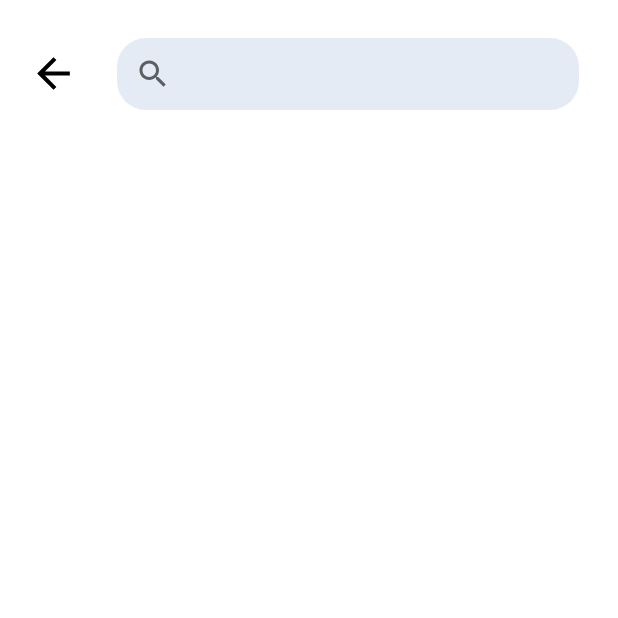
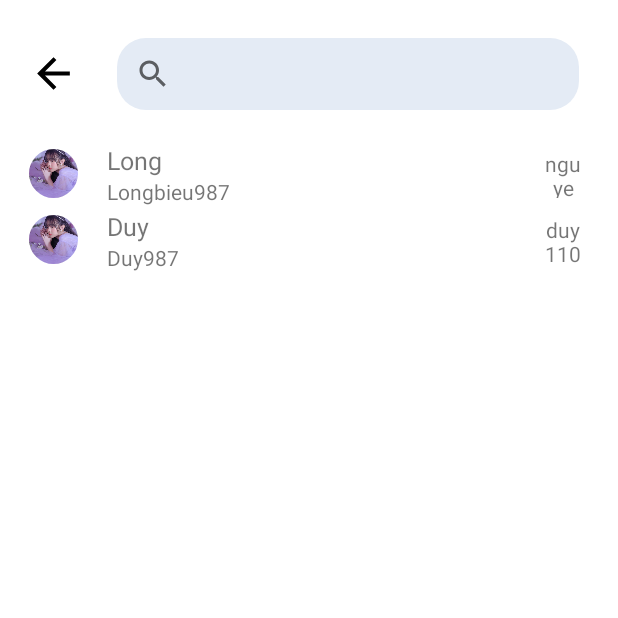
Before and after one commit to longbieu987/MeetingApp, an Android app: the MessengerActivity screen opened directly, with no data from a screen before it, on a phone screen of 412 x 824 dp, the top half of it. Run offline under Robolectric (Android 15) with nearby library versions, the light colour scheme and no system bars; our stand-ins replace CircleImageView, Picasso, sdp/ssp sizes.

Commit message:
list friend chat

```diff
--- a/app/src/main/java/com/example/meetingapp/activities/MessengerActivity.kt
+++ b/app/src/main/java/com/example/meetingapp/activities/MessengerActivity.kt
@@ -2,11 +2,14 @@ package com.example.meetingapp.activities
 
 import androidx.appcompat.app.AppCompatActivity
 import android.os.Bundle
-import com.example.meetingapp.R
+import androidx.recyclerview.widget.LinearLayoutManager
+import com.example.meetingapp.adapter.ListFriendAdapter
 import com.example.meetingapp.databinding.ActivityMessengerBinding
+import com.example.meetingapp.model.User
 
 class MessengerActivity : AppCompatActivity() {
     lateinit var binding : ActivityMessengerBinding
+    lateinit var listFriendAdapter : ListFriendAdapter
     override fun onCreate(savedInstanceState: Bundle?) {
         super.onCreate(savedInstanceState)
         binding = ActivityMessengerBinding.inflate(layoutInflater)
@@ -20,7 +23,13 @@ class MessengerActivity : AppCompatActivity() {
             onBackPressed()
         }
         binding.searchViewMessenger.setOnSearchClickListener {
+        }
+        var listFriend = ArrayList<User>()
+        listFriend.add(User("Long","nguyenhieulong1109@gmail.com","Longbieu987","1"))
+        listFriend.add(User("Duy","duy1109@gmail.com","Duy987","2"))
+        listFriendAdapter = ListFriendAdapter(listFriend)
+        binding.listFriendMess.adapter = listFriendAdapter
+        binding.listFriendMess.layoutManager = LinearLayoutManager(this)
 
-        }
     }
 }
--- /dev/null
+++ b/app/src/main/java/com/example/meetingapp/adapter/ListFriendAdapter.kt
@@ -0,0 +1,42 @@
+package com.example.meetingapp.adapter
+
+import android.view.LayoutInflater
+import android.view.View
+import android.view.ViewGroup
+import android.widget.TextView
+import androidx.recyclerview.widget.RecyclerView
+import com.example.meetingapp.R
+import com.example.meetingapp.model.User
+import com.squareup.picasso.Picasso
+import de.hdodenhof.circleimageview.CircleImageView
+
+class ListFriendAdapter(var list: List<User>) : RecyclerView.Adapter<ListFriendAdapter.Holder>() {
+
+    class Holder(itemView: View) : RecyclerView.ViewHolder(itemView){
+        var tvName  = itemView.findViewById<TextView>(R.id.tvName)
+        var tvTimeOff  = itemView.findViewById<TextView>(R.id.timeOff)
+        var tvContentPreview  = itemView.findViewById<TextView>(R.id.tvContentPreview)
+        var imgAvata = itemView.findViewById<CircleImageView>(R.id.imgAvatar)
+
+        fun bind(user: User){
+            tvName.text = user.name
+            tvTimeOff.text = user.email
+            tvContentPreview.text = user.password
+            Picasso.get().load(R.drawable.avatar).into(imgAvata)
+        }
+    }
+
+    override fun onCreateViewHolder(parent: ViewGroup, viewType: Int): Holder {
+        var view = LayoutInflater.from(parent.context).inflate(R.layout.item_list_friend_messenger,parent,false)
+
+        return Holder(view)
+    }
+
+    override fun onBindViewHolder(holder: Holder, position: Int) {
+        holder.bind(list[position])
+    }
+
+    override fun getItemCount(): Int {
+        return list.size
+    }
+}
--- a/app/src/main/res/layout/activity_login.xml
+++ b/app/src/main/res/layout/activity_login.xml
@@ -125,7 +125,7 @@
         app:layout_constraintStart_toEndOf="@id/cbRememberAccount"
         android:text="@string/remember_account"
         app:layout_constraintBaseline_toBaselineOf="@id/cbRememberAccount"/>
-    <br.com.simplepass.loadingbutton.customViews.CircularProgressButton
+    <androidx.appcompat.widget.AppCompatButton
         android:id="@+id/btnLogin"
         android:layout_width="wrap_content"
         android:layout_height="wrap_content"
@@ -139,9 +139,7 @@
         android:paddingStart="@dimen/_30sdp"
         android:textColor="@color/white"
         android:textStyle="bold"
-        app:spinning_bar_color="@color/white"
-        app:spinning_bar_width="@dimen/_4sdp"
-        app:spinning_bar_padding="@dimen/_6sdp"/>
+    />
     <TextView
         android:id="@+id/tvSignUp"
         android:layout_width="wrap_content"
--- a/app/src/main/res/layout/activity_messenger.xml
+++ b/app/src/main/res/layout/activity_messenger.xml
@@ -31,4 +31,20 @@
         android:textAlignment="textStart"
         android:background="@drawable/background_search_view"
         />
+    <androidx.recyclerview.widget.RecyclerView
+        android:id="@+id/listFriendMess"
+        android:layout_width="match_parent"
+        android:layout_height="0dp"
+        app:layout_constraintTop_toBottomOf="@id/searchViewMessenger"
+        app:layout_constraintBottom_toTopOf="@id/menuMessenger"
+        android:layout_marginTop="@dimen/_15sdp"
+        android:layout_marginBottom="@dimen/_15sdp"/>
+    <LinearLayout
+        android:id="@+id/menuMessenger"
+        android:layout_width="match_parent"
+        android:layout_height="@dimen/_40sdp"
+        app:layout_constraintBottom_toBottomOf="parent"
+        android:orientation="horizontal" >
+
+    </LinearLayout>
 </androidx.constraintlayout.widget.ConstraintLayout>
--- a/app/src/main/res/layout/activity_sign_up.xml
+++ b/app/src/main/res/layout/activity_sign_up.xml
@@ -149,7 +149,7 @@
         android:src="@drawable/ic_password"
         android:contentDescription="@string/app_name" />
 
-    <br.com.simplepass.loadingbutton.customViews.CircularProgressButton
+    <androidx.appcompat.widget.AppCompatButton
         android:id="@+id/btnSignUp"
         android:layout_width="wrap_content"
         android:layout_height="wrap_content"
@@ -165,9 +165,6 @@
         app:layout_constraintCircleAngle="180"
         android:paddingEnd="@dimen/_25sdp"
         android:text="@string/sign_up"
-        app:spinning_bar_color="@color/primary_color"
-        app:spinning_bar_width="@dimen/_4sdp"
-        app:spinning_bar_padding="@dimen/_6sdp"
         />
 
 
--- /dev/null
+++ b/app/src/main/res/layout/item_list_friend_messenger.xml
@@ -0,0 +1,57 @@
+<?xml version="1.0" encoding="utf-8"?>
+<androidx.constraintlayout.widget.ConstraintLayout xmlns:android="http://schemas.android.com/apk/res/android"
+    android:layout_width="match_parent"
+    android:layout_height="wrap_content"
+    xmlns:app="http://schemas.android.com/apk/res-auto"
+    android:gravity="center_vertical"
+    android:orientation="horizontal"
+    android:layout_marginTop="@dimen/_5sdp"
+    android:layout_marginEnd="@dimen/_5sdp"
+    android:layout_marginStart="@dimen/_15sdp">
+
+    <de.hdodenhof.circleimageview.CircleImageView
+        android:id="@+id/imgAvatar"
+        android:layout_width="@dimen/_25sdp"
+        android:layout_height="@dimen/_25sdp"
+        app:layout_constraintStart_toStartOf="parent"
+        app:layout_constraintTop_toTopOf="parent"/>
+    <LinearLayout
+        android:id="@+id/layoutSupport"
+        android:layout_width="0dp"
+        android:layout_height="wrap_content"
+        app:layout_constraintStart_toEndOf="@id/imgAvatar"
+        app:layout_constraintTop_toTopOf="@id/imgAvatar"
+        app:layout_constraintBottom_toBottomOf="@id/imgAvatar"
+        android:orientation="vertical"
+        android:layout_marginStart="@dimen/_15sdp"
+        app:layout_constraintEnd_toStartOf="@id/timeOff">
+
+        <TextView
+            android:id="@+id/tvName"
+            android:layout_width="match_parent"
+            android:layout_height="0dp"
+            android:layout_gravity="center_vertical"
+            android:layout_weight="1"
+            android:textSize="@dimen/_13ssp"/>
+        <TextView
+            android:id="@+id/tvContentPreview"
+            android:layout_width="match_parent"
+            android:layout_height="0dp"
+            android:layout_weight="1"
+            android:gravity="center_vertical"
+            android:textSize="@dimen/_11ssp"/>
+    </LinearLayout>
+
+    <TextView
+        android:id="@+id/timeOff"
+        android:layout_width="@dimen/_25sdp"
+        android:layout_height="@dimen/_25sdp"
+        android:layout_marginEnd="@dimen/_10sdp"
+        app:layout_constraintTop_toTopOf="@id/imgAvatar"
+        app:layout_constraintBottom_toBottomOf="@id/imgAvatar"
+        app:layout_constraintEnd_toEndOf="parent"
+        app:layout_constraintStart_toEndOf="@+id/layoutSupport"
+        android:gravity="center"/>
+
+
+</androidx.constraintlayout.widget.ConstraintLayout>
--- a/app/src/main/res/values/strings.xml
+++ b/app/src/main/res/values/strings.xml
@@ -15,4 +15,7 @@
     <string name="hello_blank_fragment">Hello blank fragment</string>
     <string name="personal">Personal</string>
     <string name="video_call">Video Call</string>
+    <string name="messenger">Messenger</string>
+    <string name="chat_with_friends">Chat with friends</string>
+    <string name="call_video_with_friends">Call video with friends</string>
 </resources>
```
Also changed, not shown: app/build.gradle (+10 -9 lines), app/src/main/java/com/example/meetingapp/activities/LoginActivity.kt (+11 -12 lines), app/src/main/java/com/example/meetingapp/activities/SignUpActivity.kt (+5 -19 lines), app/src/main/res/layout/fragment_home.xml (+5 -4 lines), build.gradle (+4 -4 lines), app/src/main/res/drawable/avatar.jpg (added), gradle/wrapper/gradle-wrapper.properties, 1 other file.
